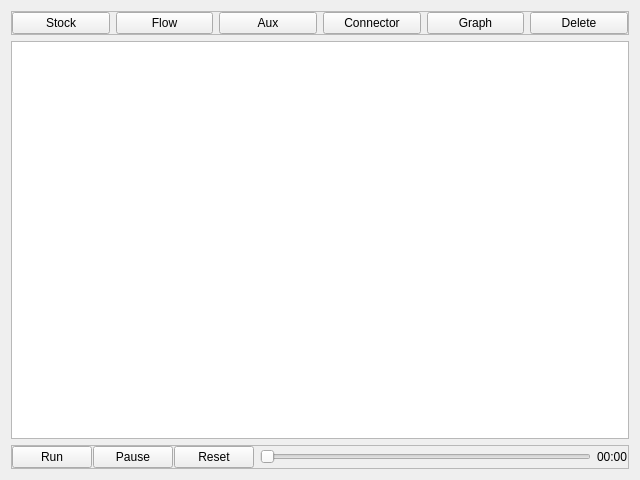
Qt form StockAndFlowInPython/sfd_canvas/interactive_sfd_ui.ui (wzh1895/Stock-and-Flow-in-Python) before a commit.
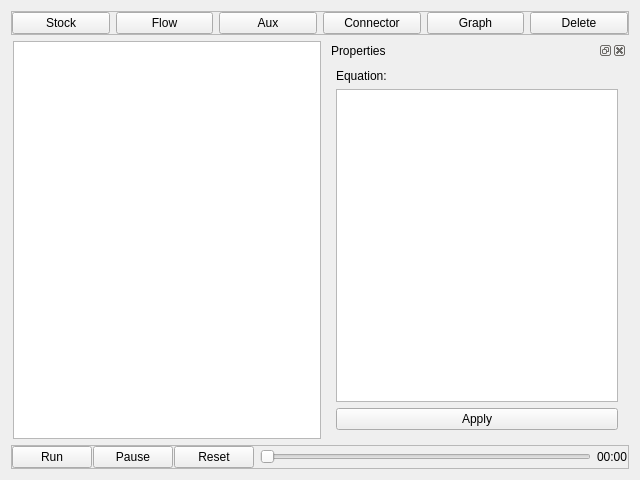
The same form after that commit.

The edit to the form file:
```diff
--- a/StockAndFlowInPython/sfd_canvas/interactive_sfd_ui.ui
+++ b/StockAndFlowInPython/sfd_canvas/interactive_sfd_ui.ui
@@ -90,6 +90,21 @@
     </widget>
    </item>
    <item>
+    <widget class="QWidget" name="widget_canvas_properties" native="true">
+     <layout class="QHBoxLayout" name="horizontalLayout_4">
+      <property name="leftMargin">
+       <number>2</number>
+      </property>
+      <property name="topMargin">
+       <number>0</number>
+      </property>
+      <property name="rightMargin">
+       <number>2</number>
+      </property>
+      <property name="bottomMargin">
+       <number>0</number>
+      </property>
+      <item>
     <widget class="QGraphicsView" name="graphicsView_interactive_sfd">
      <property name="alignment">
       <set>Qt::AlignLeading|Qt::AlignLeft|Qt::AlignTop</set>
@@ -97,6 +112,46 @@
      <property name="dragMode">
       <enum>QGraphicsView::NoDrag</enum>
      </property>
+       </widget>
+      </item>
+      <item>
+       <widget class="QDockWidget" name="dockWidget_properties">
+        <property name="maximumSize">
+         <size>
+          <width>300</width>
+          <height>524287</height>
+         </size>
+        </property>
+        <property name="floating">
+         <bool>false</bool>
+        </property>
+        <property name="windowTitle">
+         <string>Properties</string>
+        </property>
+        <widget class="QWidget" name="dockWidgetContents">
+         <layout class="QVBoxLayout" name="verticalLayout_2">
+          <item>
+           <widget class="QLabel" name="label_equation">
+            <property name="text">
+             <string>Equation:</string>
+            </property>
+           </widget>
+          </item>
+          <item>
+           <widget class="QTextEdit" name="textEdit_equation"/>
+          </item>
+          <item>
+           <widget class="QPushButton" name="pushButton_apply">
+            <property name="text">
+             <string>Apply</string>
+            </property>
+           </widget>
+          </item>
+         </layout>
+        </widget>
+       </widget>
+      </item>
+     </layout>
     </widget>
    </item>
    <item>
```
Lines whose indentation alone changed are shown as unchanged.
